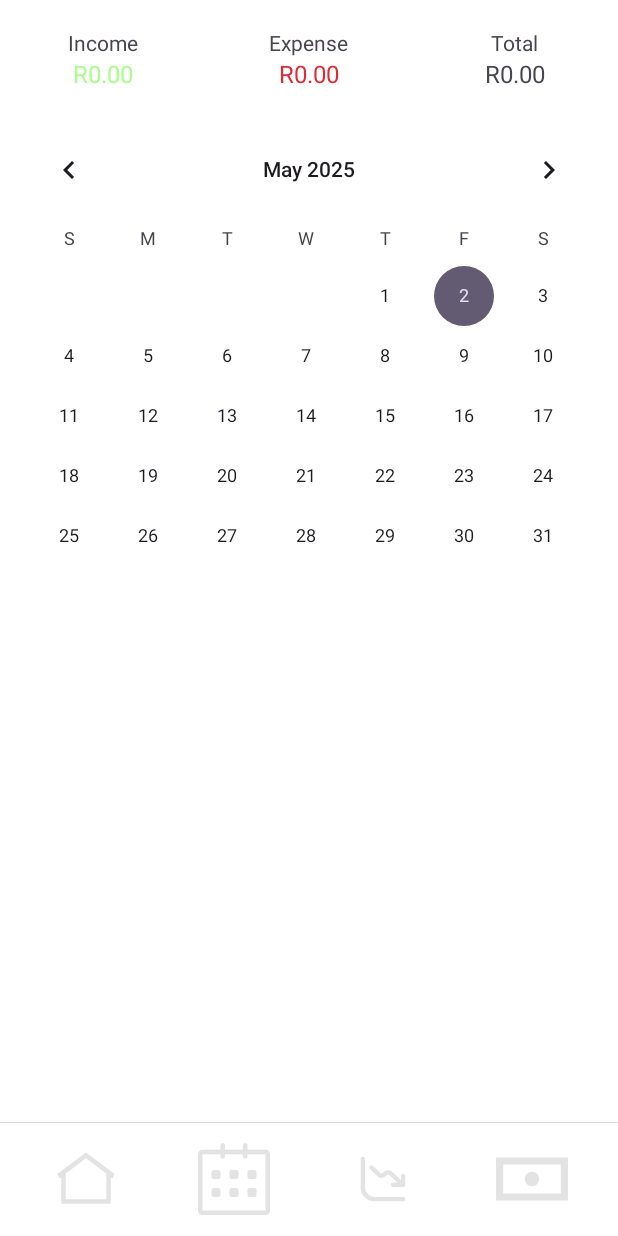
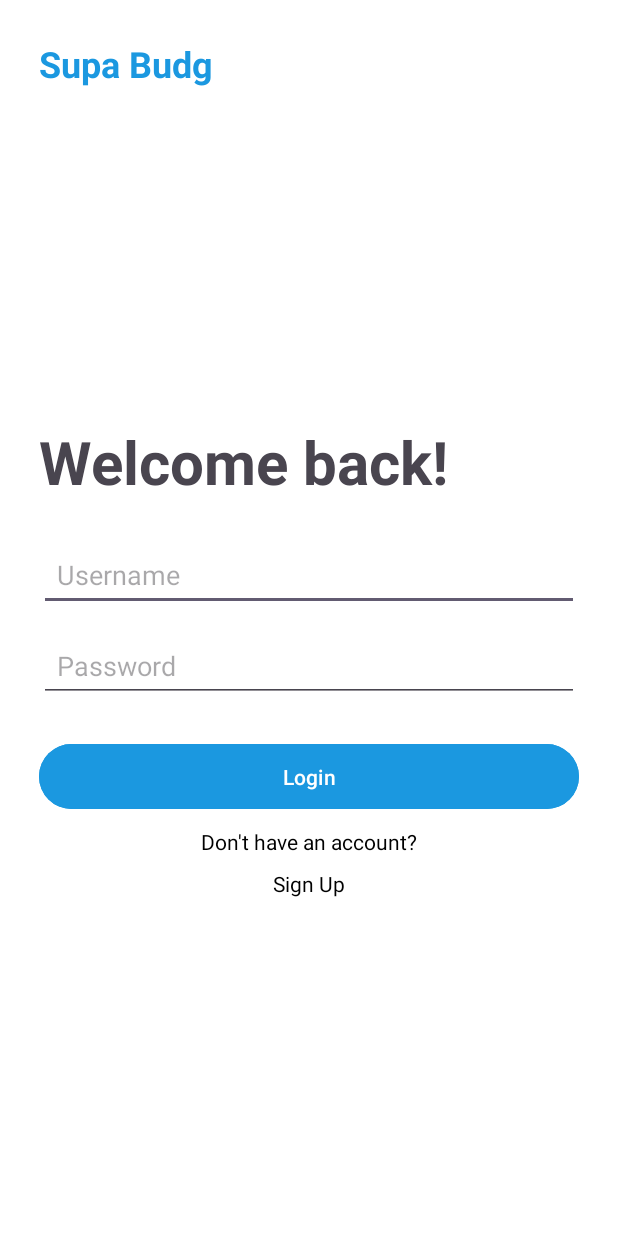
Before and after one commit to GACoutts/OPSC6311_P.O.E, an Android app: the screen it shows after launch (EntryCalender before the commit, Login after it), on a phone screen of 412 x 824 dp. Run offline under Robolectric (Android 15) with nearby library versions, the phone set to English and light mode, and no system bars.

Commit message:
Add login page

```diff
--- a/app/src/main/AndroidManifest.xml
+++ b/app/src/main/AndroidManifest.xml
@@ -18,6 +18,15 @@
             android:exported="false" />
 
         <activity
+            android:name=".Login"
+            android:exported="true" >
+            <intent-filter>
+                <action android:name="android.intent.action.MAIN" />
+                <category android:name="android.intent.category.LAUNCHER" />
+            </intent-filter>
+         </activity>
+
+        <activity
             android:name=".Footer"
             android:exported="false" />
 
@@ -27,13 +36,7 @@
 
         <activity
             android:name=".EntryCalender"
-            android:exported="true" >
-            <intent-filter>
-                <action android:name="android.intent.action.MAIN" />
-                <category android:name="android.intent.category.LAUNCHER" />
-            </intent-filter>
-        </activity>
-
+            android:exported="false" />
 
         <activity
             android:name=".AddEntry"
--- /dev/null
+++ b/app/src/main/java/com/example/supa_budg/login.kt
@@ -0,0 +1,13 @@
+package com.example.supa_budg
+
+import android.content.Intent
+import android.os.Bundle
+import android.widget.ImageButton
+import androidx.appcompat.app.AppCompatActivity
+
+class Login: AppCompatActivity() {
+    override fun onCreate(savedInstanceState: Bundle?) {
+        super.onCreate(savedInstanceState)
+        setContentView(R.layout.login)
+    }
+}
--- /dev/null
+++ b/app/src/main/res/layout/login.xml
@@ -0,0 +1,111 @@
+<?xml version="1.0" encoding="utf-8"?>
+<androidx.constraintlayout.widget.ConstraintLayout xmlns:android="http://schemas.android.com/apk/res/android"
+    xmlns:app="http://schemas.android.com/apk/res-auto"
+    android:layout_width="match_parent"
+    android:layout_height="match_parent"
+    android:padding="26dp"
+    android:background="@color/white"
+    >
+
+    <!-- Logo Text -->
+    <TextView
+        android:id="@+id/logoText"
+        android:layout_width="wrap_content"
+        android:layout_height="wrap_content"
+        android:text="@string/app_name"
+        android:textSize="24sp"
+        android:textStyle="bold"
+        android:textColor="@color/blue"
+        app:layout_constraintTop_toTopOf="parent"
+        app:layout_constraintStart_toStartOf="parent" />
+
+    <androidx.constraintlayout.widget.Guideline
+        android:id="@+id/guidelineCenter"
+        android:layout_width="wrap_content"
+        android:layout_height="wrap_content"
+        android:orientation="horizontal"
+        app:layout_constraintGuide_percent="0.33" />
+
+    <!-- Welcome Text -->
+    <TextView
+        android:id="@+id/welcomeText"
+        android:layout_width="wrap_content"
+        android:layout_height="wrap_content"
+        android:text="@string/welcome"
+        android:textSize="40sp"
+        android:textStyle="bold"
+        android:layout_marginBottom="24dp"
+        app:layout_constraintTop_toTopOf="@id/guidelineCenter"
+        app:layout_constraintStart_toStartOf="parent" />
+
+    <!-- Username Field -->
+
+    <!-- Password Field -->
+
+    <EditText
+        android:id="@+id/usernameField"
+        android:layout_width="0dp"
+        android:layout_height="wrap_content"
+        android:layout_marginTop="24dp"
+        android:hint="@string/username"
+        android:inputType="text"
+        android:padding="12dp"
+        app:layout_constraintBottom_toTopOf="@+id/passwordField"
+        app:layout_constraintEnd_toEndOf="parent"
+        app:layout_constraintHorizontal_bias="0.0"
+        app:layout_constraintStart_toStartOf="parent"
+        app:layout_constraintTop_toBottomOf="@id/welcomeText" />
+
+    <EditText
+        android:id="@+id/passwordField"
+        android:layout_width="0dp"
+        android:layout_height="wrap_content"
+        android:layout_marginTop="12dp"
+        android:hint="@string/password"
+        android:inputType="textPassword"
+        android:padding="12dp"
+        app:layout_constraintBottom_toTopOf="@+id/loginButton"
+        app:layout_constraintEnd_toEndOf="parent"
+        app:layout_constraintStart_toStartOf="parent"
+        app:layout_constraintTop_toBottomOf="@id/usernameField" />
+    <!-- Submit Button -->
+    <Button
+        android:id="@+id/loginButton"
+        android:layout_width="0dp"
+        android:layout_height="wrap_content"
+        android:layout_marginTop="24dp"
+        android:layout_marginBottom="9dp"
+        android:backgroundTint="@color/blue"
+        android:padding="12dp"
+        android:text="@string/login"
+        android:textColor="@color/white"
+        app:layout_constraintBottom_toTopOf="@+id/registerText"
+        app:layout_constraintEnd_toEndOf="parent"
+        app:layout_constraintStart_toStartOf="parent"
+        app:layout_constraintTop_toBottomOf="@id/passwordField" />
+
+    <TextView
+        android:id="@+id/registerText"
+        android:layout_width="wrap_content"
+        android:layout_height="wrap_content"
+        android:text="@string/no_account"
+        android:textSize="14sp"
+        android:textColor="@color/black"
+        android:layout_marginTop="8dp"
+        app:layout_constraintTop_toBottomOf="@id/loginButton"
+        app:layout_constraintStart_toStartOf="parent"
+        app:layout_constraintEnd_toEndOf="parent" />
+
+    <TextView
+        android:id="@+id/signUpText"
+        android:layout_width="wrap_content"
+        android:layout_height="wrap_content"
+        android:text="@string/signup"
+        android:textSize="14sp"
+        android:textColor="@color/black"
+        android:layout_marginTop="36dp"
+        app:layout_constraintTop_toBottomOf="@id/loginButton"
+        app:layout_constraintStart_toStartOf="parent"
+        app:layout_constraintEnd_toEndOf="parent" />
+
+</androidx.constraintlayout.widget.ConstraintLayout>
--- a/app/src/main/res/values/colors.xml
+++ b/app/src/main/res/values/colors.xml
@@ -6,5 +6,5 @@
 
     <color name="green">#ADFC92</color>
     <color name="red">#DF2935</color>
-
+    <color name="blue">#1b98e0</color>
 </resources>
--- a/app/src/main/res/values/strings.xml
+++ b/app/src/main/res/values/strings.xml
@@ -1,5 +1,13 @@
 <resources>
-    <string name="app_name">Supa_Budg</string>
+    <string name="app_name">Supa Budg</string>
+    <!-- Login and Signup page-->
+    <string name="welcome">Welcome back!</string>
+    <string name="username">Username</string>
+    <string name="password">Password</string>
+    <string name="login">Login</string>
+    <string name="no_account">Don\'t have an account?</string>
+    <string name="signup">Sign Up</string>
+
 
     <!-- Add Income Expense Page -->
     <string name="hint_category">Category</string>
@@ -11,7 +19,6 @@
     <string name="hint_negative_rand">- R</string>
     <string name="hint_expense">Expense</string>
     <string name="hint_income">Income</string>
-
     <string name="hint_total">Total</string>
 
     <!-- Content descriptions -->
```
